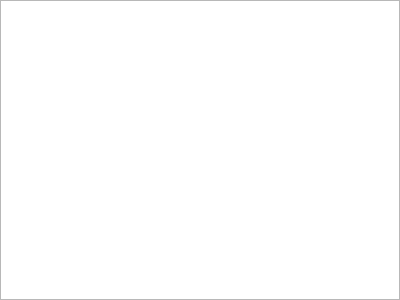
Above: core/ui/scopyhomeinfopage.ui from JJuanill/scopy before the change. Below: the same form after it.
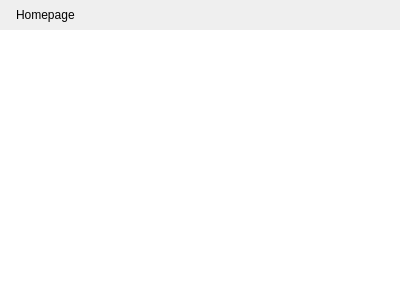
That is the form after the change.

Commit message: harmonic: Implemented Scopy homepage

```diff
--- a/core/ui/scopyhomeinfopage.ui
+++ b/core/ui/scopyhomeinfopage.ui
@@ -13,7 +13,7 @@
   <property name="windowTitle">
    <string>Form</string>
   </property>
-  <layout class="QHBoxLayout" name="horizontalLayout">
+  <layout class="QVBoxLayout" name="verticalLayout">
    <property name="spacing">
     <number>0</number>
    </property>
@@ -29,8 +29,54 @@
    <property name="bottomMargin">
     <number>0</number>
    </property>
+   <item>
+    <widget class="QWidget" name="homeInfoHeaderWidget" native="true">
+     <property name="minimumSize">
+      <size>
+       <width>0</width>
+       <height>0</height>
+      </size>
+     </property>
+     <layout class="QHBoxLayout" name="horizontalLayout">
+      <property name="leftMargin">
+       <number>16</number>
+      </property>
+      <property name="topMargin">
+       <number>8</number>
+      </property>
+      <property name="rightMargin">
+       <number>16</number>
+      </property>
+      <property name="bottomMargin">
+       <number>8</number>
+      </property>
+      <item>
+       <widget class="QLabel" name="homepageLabel">
+        <property name="sizePolicy">
+         <sizepolicy hsizetype="Preferred" vsizetype="Preferred">
+          <horstretch>0</horstretch>
+          <verstretch>0</verstretch>
+         </sizepolicy>
+        </property>
+        <property name="text">
+         <string>Homepage</string>
+        </property>
+       </widget>
+      </item>
+     </layout>
+    </widget>
+   </item>
    <item>
     <widget class="QTextBrowser" name="textBrowser">
+     <property name="frameShape">
+      <enum>QFrame::NoFrame</enum>
+     </property>
+     <property name="frameShadow">
+      <enum>QFrame::Plain</enum>
+     </property>
+     <property name="lineWidth">
+      <number>0</number>
+     </property>
      <property name="source">
       <url>
        <string>qrc:/scopy_home.html</string>
```
The commit also changes 9 other files.
